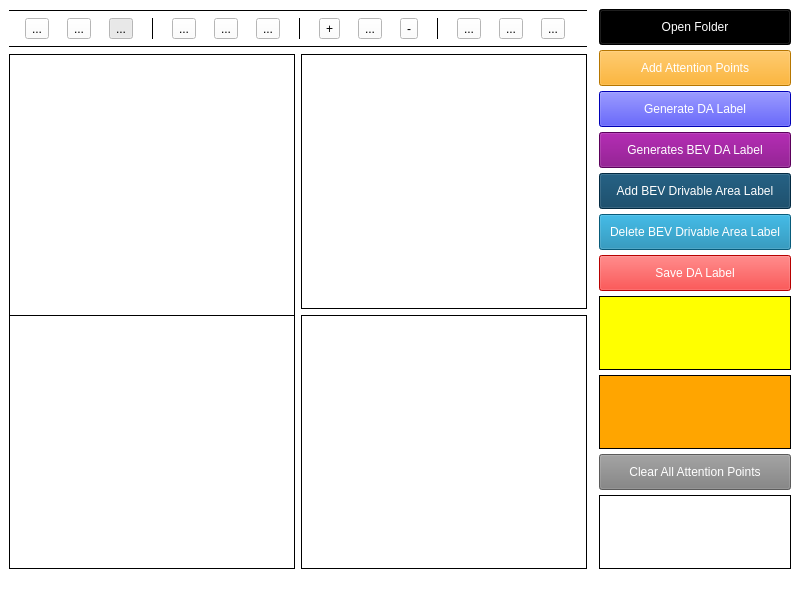
The window that main.ui (christofel04/4D-LATTE-4D-Radar-Drivable-Area-Automatic-Labelling-using-Advanced-Deep-Learning) describes before a commit, drawn with Qt 5.
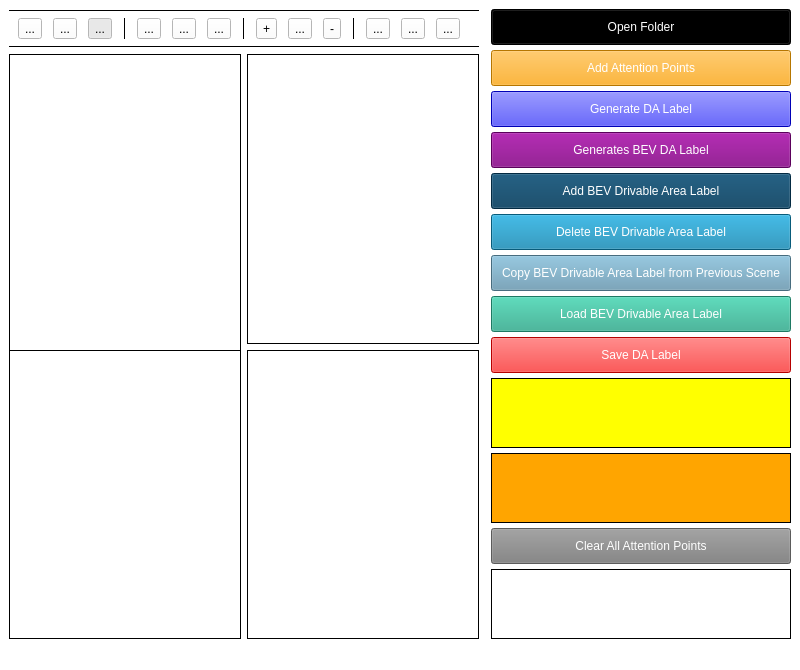
The same window after the commit. Icons and pictures are not drawn.

Commit message: Adding Feature Copy Previous BEV Drivable Area Label for accurate Drivable Area Labelling

Patch:
```diff
--- a/main.ui
+++ b/main.ui
@@ -802,6 +802,84 @@
           </widget>
         </item>
 
+        <item>
+          <widget class="QPushButton" name="copy_BEV_DA_Label_from_Previous_Frame">
+            <property name="font">
+            <font>
+              <pointsize>9</pointsize>
+            </font>
+            </property>
+            <property name="cursor">
+            <cursorShape>PointingHandCursor</cursorShape>
+            </property>
+            <property name="checkable">
+             <bool>true</bool>
+            </property>
+            <property name="focusPolicy">
+            <enum>Qt::StrongFocus</enum>
+            </property>
+            <property name="autoFillBackground">
+            <bool>false</bool>
+            </property>
+            <property name="styleSheet">
+            <string notr="true">background-color: rgb(100,151,177); /* Blue */
+  padding:10px;
+  color:white;</string>
+            </property>
+            <property name="text">
+            <string>Copy BEV Drivable Area Label from Previous Scene</string>
+            </property>
+            <property name="autoDefault">
+            <bool>false</bool>
+            </property>
+            <property name="default">
+            <bool>false</bool>
+            </property>
+            <property name="flat">
+            <bool>false</bool>
+            </property>
+          </widget>
+        </item>
+
+         <item>
+          <widget class="QPushButton" name="load_BEV_Drivable_Area_Label">
+            <property name="font">
+            <font>
+              <pointsize>9</pointsize>
+            </font>
+            </property>
+            <property name="cursor">
+            <cursorShape>PointingHandCursor</cursorShape>
+            </property>
+            <property name="checkable">
+             <bool>true</bool>
+            </property>
+            <property name="focusPolicy">
+            <enum>Qt::StrongFocus</enum>
+            </property>
+            <property name="autoFillBackground">
+            <bool>false</bool>
+            </property>
+            <property name="styleSheet">
+            <string notr="true">background-color: rgb(42, 170, 138); /* Blue */
+  padding:10px;
+  color:white;</string>
+            </property>
+            <property name="text">
+            <string>Load BEV Drivable Area Label</string>
+            </property>
+            <property name="autoDefault">
+            <bool>false</bool>
+            </property>
+            <property name="default">
+            <bool>false</bool>
+            </property>
+            <property name="flat">
+            <bool>false</bool>
+            </property>
+          </widget>
+        </item>
+
 
         <item>
           <widget class="QPushButton" name="save_Drivable_Area_label">
```
The commit also changes 2 other files.
